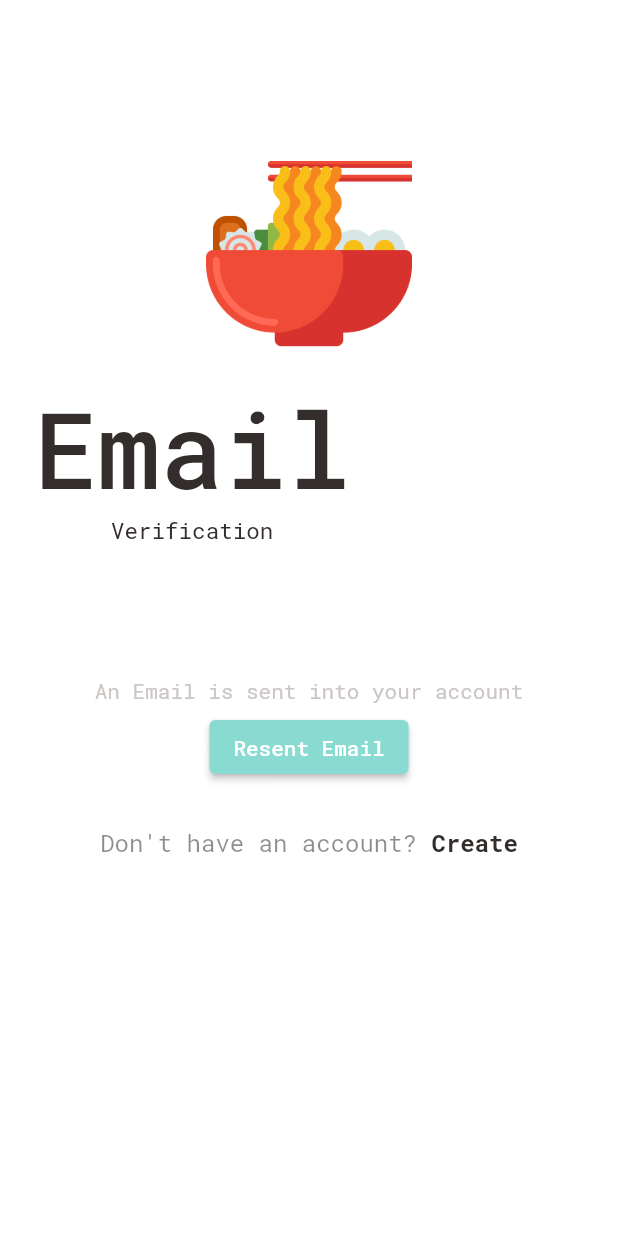
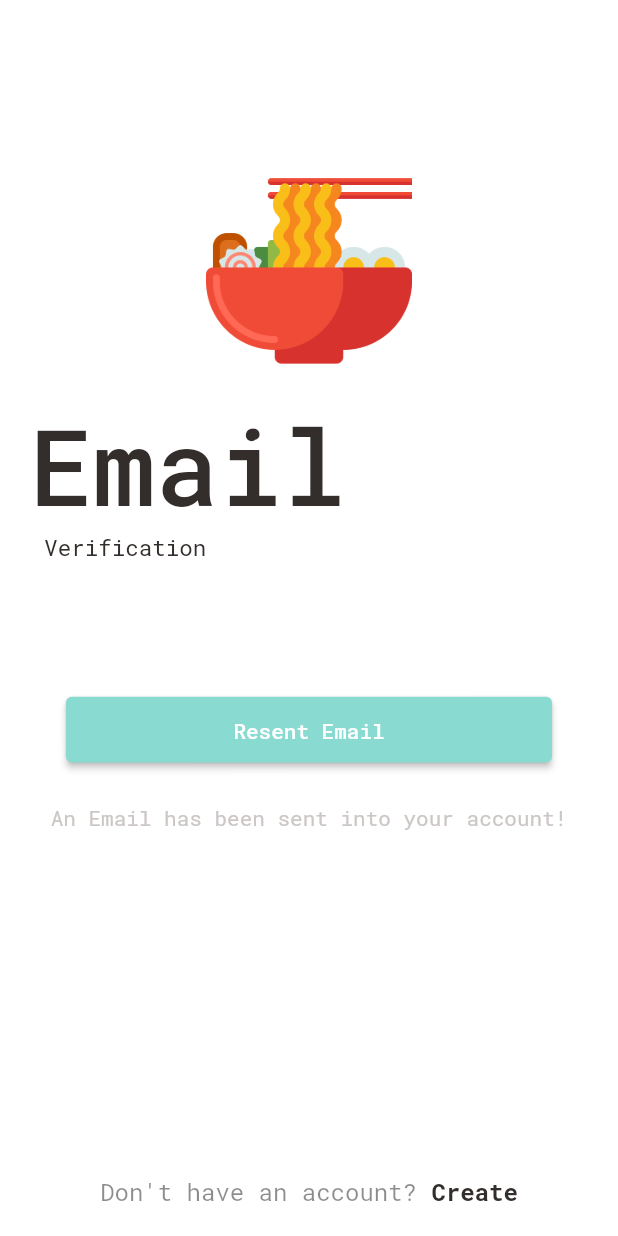
Before and after one commit to Ro-Rohit/Food-delivery-app, a Flutter app: the EmailVerificationPage screen opened by its route, on a phone screen of 412 x 824 dp. Run offline on Flutter 3.47's test engine with Material 2 defaults, Android fonts, the phone set to English and light mode, and no system bars; our stand-ins replace cloud_firestore, dots_indicator, file_picker, firebase_auth, firebase_core, firebase_messaging and 9 more; accounts and stored records are empty; network calls fail.

```diff
--- a/lib/Routes/app_routes.dart
+++ b/lib/Routes/app_routes.dart
@@ -12,6 +12,8 @@ import '../Screen/recommended_food/recommended_food_detail.dart';
 import '../Screen/splash screen/splash_screen.dart';
 import '../Screen/AuthPage/email_verification.dart';
 import '../Screen/Address/pick_address.dart';
+import '../Screen/AuthPage/otp_verfication_page.dart';
+import '../Screen/AuthPage/phone_sign_in.dart';
 
 
 class AppRoutes{
@@ -19,13 +21,18 @@ class AppRoutes{
   static const String initial = '/';
   static const String bottomNavigationPage = '/bottom-navigation-page';
 
+
   static const String registrationPage = '/registration-page';
   static const String loginPage = '/login-page';
+  static const String phoneSignInPage = '/phoneSignIn-page';
   static const String emailVerifyPage = '/emailVerify-page';
+  static const String otpVerifyPage = '/otpVerify-page';
+
 
   static const String accountPage = '/account-page';
   static const String addAddressPage = '/addAddress-page';
   static const String pickAddressPage = '/pickAddress-page';
+
 
   static const String popularFood = '/popular-food';
   static const String recommendedFood = '/recommended-food';
@@ -35,9 +42,13 @@ class AppRoutes{
   static String getBottomNavigationPage() => bottomNavigationPage;
   static String getInitial() => initial;
 
+
   static String getRegistrationPage() => registrationPage;
   static String getLoginPage() => loginPage;
+  static String getPhoneSignInPage() => phoneSignInPage;
   static String getEmailVerifyPage() => emailVerifyPage;
+  static String getOTPVerifyPage(String verificationId) => '$otpVerifyPage?verificationId=$verificationId';
+
 
   static String getAccountPage() => accountPage;
   static String getAddAddressPage() => addAddressPage;
@@ -53,7 +64,14 @@ class AppRoutes{
 
     GetPage(name: registrationPage, page: ()=> const RegistrationPage(), transition: Transition.fadeIn),
     GetPage(name: loginPage, page: ()=> const LoginPage(), transition: Transition.fadeIn),
+    GetPage(name: phoneSignInPage, page: ()=> const PhoneSignInPage(), transition: Transition.fadeIn),
     GetPage(name: emailVerifyPage, page: ()=> const EmailVerificationPage(), transition: Transition.fadeIn),
+    GetPage(name: otpVerifyPage, page: (){
+      var verificationId = Get.parameters['verificationId'];
+      return  OTPVerificationPage(verificationId: verificationId?? "",);
+    }, transition: Transition.fadeIn),
+
+
 
     GetPage(name: accountPage, page: ()=> const AccountPage(), transition: Transition.fadeIn),
     GetPage(name: addAddressPage, page: ()=> const AddAddressPage(), transition: Transition.fadeIn),
--- a/lib/Screen/Address/add_address_page.dart
+++ b/lib/Screen/Address/add_address_page.dart
@@ -59,7 +59,7 @@ class _AddAddressPageState extends State<AddAddressPage> {
   Widget build(BuildContext context) {
     return GetBuilder<AuthController>(builder: (authController){
        if(authController.userData !=null){
-        personNameController.text = authController.userData.name ;
+        personNameController.text = authController.userData.name?? "" ;
         personNumberController.text = authController.userData.phone ?? "";
       }
 
--- a/lib/Screen/AuthPage/email_verification.dart
+++ b/lib/Screen/AuthPage/email_verification.dart
@@ -46,63 +46,56 @@ class _EmailVerificationPageState extends State<EmailVerificationPage> {
   }
 
   @override
+  void dispose() {
+    // TODO: implement dispose
+    timer?.cancel();
+    super.dispose();
+  }
+
+  @override
   Widget build(BuildContext context) {
     return  Scaffold(
       backgroundColor: Colors.white,
       body:GetBuilder<AuthController>(builder: (authController){
-        // Get.find<AuthController>().resendEmailVerification();
+        bool isLoading = authController.isLoading;
         return  Padding(
-          padding: const EdgeInsets.all(8.0),
+          padding:  EdgeInsets.symmetric(horizontal: Dimension.width20, vertical: Dimension.height20),
           child: Column(
+            crossAxisAlignment: CrossAxisAlignment.center,
             children: [
               SizedBox(height: Dimension.height45 *2,),
 
-              Align(
-                alignment: Alignment.center,
-                child: Image.asset("images/yummy-ico.png", height: Dimension.height30 *5, width: Dimension.width30*5,),
-              ),
+              Image.asset("images/yummy-ico.png", height: Dimension.height30 *5, width: Dimension.width30*5,),
 
               SizedBox(height: Dimension.height10 ,),
 
-              Container(
-                alignment: Alignment.topLeft,
-                width: Dimension.screenWidth,
-                padding: EdgeInsets.symmetric(horizontal: Dimension.height15),
-                child: Column(
-                  children: [
-                    BigText( text: 'Email', size: Dimension.iconSize24*3, color: AppColors.mainBlackColor,),
-                    SmallText(text: 'Verification', size: 15, color: AppColors.mainBlackColor,)
-                  ],
-                ),
-              ),
+              Align(alignment: Alignment.centerLeft, child: BigText( text: 'Email', size: Dimension.iconSize24*3, color: AppColors.mainBlackColor,)),
+              const Align( alignment: Alignment.centerLeft, child: Padding( padding: EdgeInsets.only(left: 10), child: SmallText(text: 'Verification', size: 15, color: AppColors.mainBlackColor,))),
+
 
               SizedBox(height: Dimension.height45 *2,),
 
-              const Align(
-                alignment: Alignment.center,
-                child: Text("An Email is sent into your account", style: TextStyle(color: AppColors.textColor),),
+
+              ElevatedButton(
+                  style: ElevatedButton.styleFrom(
+                      backgroundColor: AppColors.mainColor,
+                      minimumSize: Size(Dimension.screenWidth -Dimension.width45*2, Dimension.height45)
                   ),
-
-              SizedBox(height: 5,),
-
-              Align(
-                alignment: Alignment.center,
-                child: ElevatedButton(
-                    style: ElevatedButton.styleFrom(
-                        backgroundColor: AppColors.mainColor
-                    ),
-                    onPressed: (){
+                  onPressed: isLoading ? null : (){
                     authController.resendEmailVerification();
                   },
                   child: const Text("Resent Email")),
-              ),
 
-              SizedBox(height: Dimension.height30,),
+               SizedBox(height: Dimension.height20 *1.3,),
 
+              //message
+               Text(isLoading? "" : "An Email has been sent into your account! ",
+                  textAlign: TextAlign.center,
+                  style: const  TextStyle(color: AppColors.textColor,),),
 
-              Align(
-                alignment: Alignment.center,
-                child:RichText(
+              const Spacer(),
+
+              RichText(
                   text: TextSpan(
                       text: "Don't have an account?",
                       style: const TextStyle(
@@ -116,12 +109,9 @@ class _EmailVerificationPageState extends State<EmailVerificationPage> {
                                 fontWeight: FontWeight.bold),
                             recognizer: TapGestureRecognizer()
                               ..onTap = () {
-                                  Get.toNamed(AppRoutes.getRegistrationPage());
+                                Get.offNamed(AppRoutes.getRegistrationPage());
                               })
                       ])),
-
-              ),
-
             ],
           ),
         );
--- a/lib/Screen/bottom_navigation_screen.dart
+++ b/lib/Screen/bottom_navigation_screen.dart
@@ -1,5 +1,6 @@
 import 'package:flutter/material.dart';
 import 'package:yummy/Notification/local_notification.dart';
+import 'package:yummy/Screen/AuthPage/email_verification.dart';
 import 'package:yummy/Screen/home/HomePage.dart';
 import 'package:yummy/utils/colors.dart';
 import '../Notification/cloud_messaging.dart';
@@ -26,7 +27,7 @@ class _BottomNavigationScreenState extends State<BottomNavigationScreen> {
 
   List<Widget> pages = [
     const HomePage(),
-    const LoginPage(),
+    const EmailVerificationPage(),
     const HistoryPage(),
     const AccountPage(),
   ];
@@ -44,7 +45,6 @@ class _BottomNavigationScreenState extends State<BottomNavigationScreen> {
   void initState() {
     // TODO: implement initState
     super.initState();
-    // Get.find<LocationController>().getCurrentUserLocation();
     Get.find<LockController>().getCurrentUserLocation();
     FireMessage.requestForNotificationPermission();
      FireMessage.onForeGroundNotification(handleMessage);
--- a/lib/data/controller/cart_controller.dart
+++ b/lib/data/controller/cart_controller.dart
@@ -1,4 +1,3 @@
-
 import 'package:get/get.dart';
 import '../../Model/products_model.dart';
 import '../repository/cart_repo.dart';
@@ -120,8 +119,4 @@ void clearCartHistory(){
     cartRepo.clearCartHistory();
     update();
 }
-
-
-
-
 }
--- a/lib/widgets/app_icon.dart
+++ b/lib/widgets/app_icon.dart
@@ -11,7 +11,7 @@ class AppIcon extends StatelessWidget {
   @override
   Widget build(BuildContext context) {
     return InkWell(
-      onTap: () {
+      onTap:() {
         onTap();
       },
       child: Container(
--- a/lib/widgets/custom_snackbar.dart
+++ b/lib/widgets/custom_snackbar.dart
@@ -6,10 +6,10 @@ import 'package:yummy/widgets/Big_text.dart';
 void showCustomSnackBar(String message, {bool isError=true, String title="Error"}){
    Get.snackbar(title, message,
        titleText : BigText(text: title, color: Colors.white,),
-       messageText: BigText(text: message, color: Colors.white,),
+       messageText: Text(message, style: const TextStyle(color: Colors.white,),),
        backgroundColor: isError ?Colors.red : AppColors.mainColor,
        colorText: Colors.white,
        snackPosition: SnackPosition.TOP,
-       duration: const Duration(milliseconds: 2000),
+       duration: const Duration(milliseconds: 3000),
    );
 }
```
Also changed, not shown: lib/Screen/Account/account_page.dart (+7 -4 lines), lib/Screen/AuthPage/login_page.dart (+3 -4 lines), lib/Screen/AuthPage/otp_verfication_page.dart (added, +104 -0 lines), lib/Screen/AuthPage/phone_sign_in.dart (added, +83 -0 lines), lib/Screen/AuthPage/registration_page.dart (+6 -9 lines), lib/Screen/splash screen/splash_screen.dart (+1 -18 lines), lib/data/controller/auth_controller.dart (+85 -25 lines), lib/data/repository/auth_repo.dart (+27 -10 lines). Lines whose indentation alone changed are shown as unchanged.
